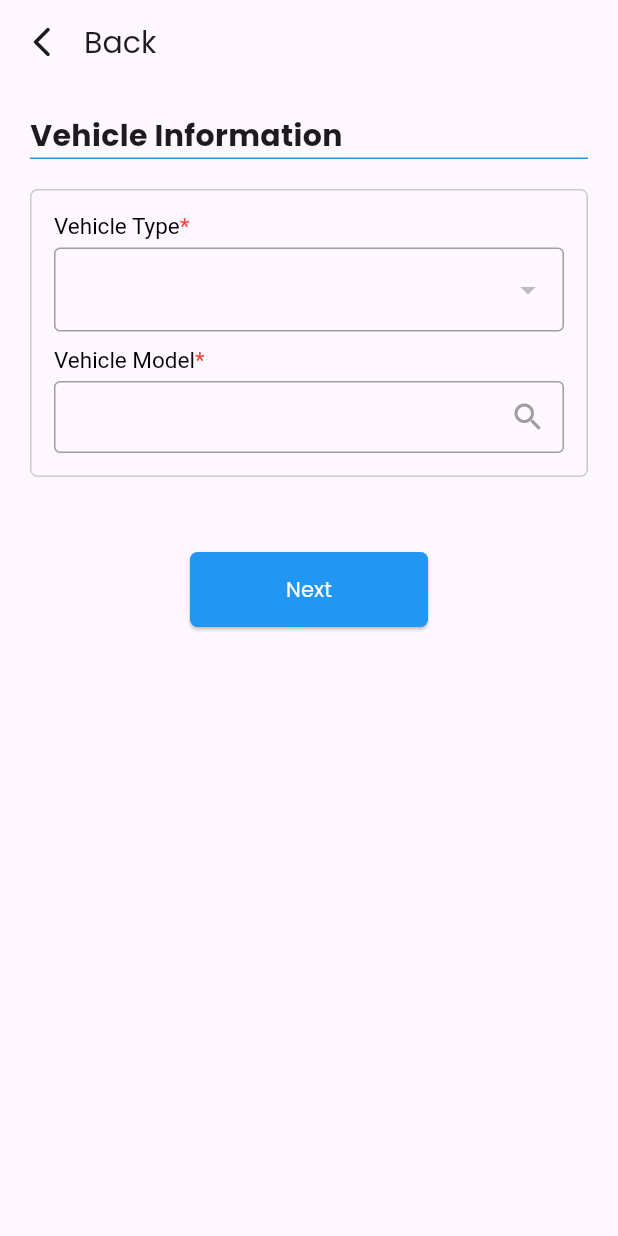
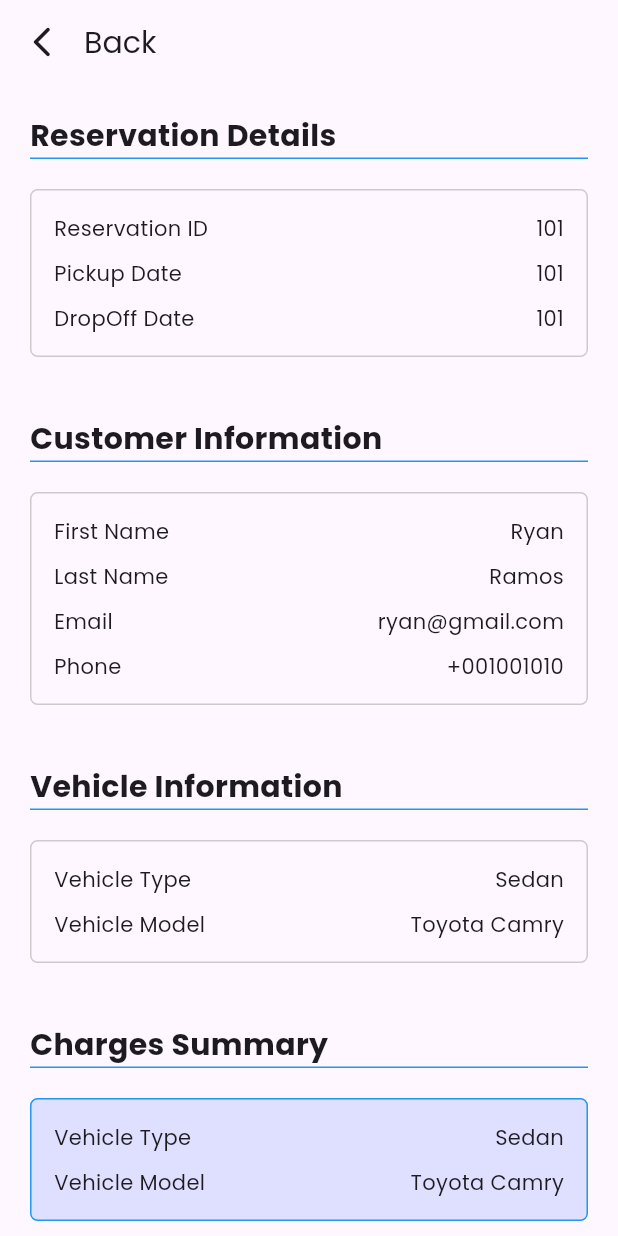
Before and after one commit to Saon00/nyntax-flutter-task, a Flutter app: the AdditionalChargesPage screen opened directly, after a tap on "Next", on a phone screen of 412 x 824 dp. Run offline on Flutter 3.47's test engine with Material 3 defaults, Android fonts, the phone set to English and light mode, and no system bars.

Commit message:
summary page ui added

```diff
--- a/lib/view/pages/additional_charges.dart
+++ b/lib/view/pages/additional_charges.dart
@@ -1,6 +1,6 @@
 import 'package:flutter/material.dart';
 import 'package:nyntaxfluttertask1/view/pages/constants.dart';
-import 'package:nyntaxfluttertask1/view/pages/vehicle_info_page.dart';
+import 'package:nyntaxfluttertask1/view/pages/summary_page.dart';
 import 'package:nyntaxfluttertask1/view/widgets/title_widget.dart';
 
 class AdditionalChargesPage extends StatefulWidget {
@@ -145,7 +145,7 @@ class _AdditionalChargesPageState extends State<AdditionalChargesPage> {
                   Navigator.push(
                       context,
                       MaterialPageRoute(
-                          builder: (builder) => const VehicleInfoPage()));
+                          builder: (builder) => const SummaryPage()));
                 },
                 child: Padding(
                   padding:
--- /dev/null
+++ b/lib/view/pages/summary_page.dart
@@ -0,0 +1,165 @@
+import 'package:flutter/material.dart';
+import 'package:nyntaxfluttertask1/view/pages/constants.dart';
+import 'package:nyntaxfluttertask1/view/widgets/title_widget.dart';
+
+class SummaryPage extends StatefulWidget {
+  const SummaryPage({super.key});
+
+  @override
+  State<SummaryPage> createState() => _SummaryPageState();
+}
+
+class _SummaryPageState extends State<SummaryPage> {
+  @override
+  Widget build(BuildContext context) {
+    return Scaffold(
+      appBar: AppBar(
+        titleSpacing: 0,
+        title: const Text(
+          'Back',
+          style: TextStyle(fontSize: 20),
+        ),
+        leading: IconButton(
+          icon: const Icon(Icons.arrow_back_ios_new_rounded),
+          onPressed: () {
+            Navigator.pop(context);
+          },
+        ),
+      ),
+      body: SingleChildScrollView(
+        child: Padding(
+          padding: const EdgeInsets.all(20.0),
+          child: Column(
+            children: [
+              // Reservation Details
+              const TitleWidget(titleText: 'Reservation Details'),
+              const SizedBox(height: 20),
+              // container
+              Container(
+                width: double.infinity,
+                decoration: BoxDecoration(
+                    borderRadius: BorderRadius.circular(5),
+                    border: Border.all(color: greyColor.withOpacity(.5))),
+                child: const Padding(
+                  padding: EdgeInsets.all(15.0),
+                  child: Column(
+                    children: [
+                      Row(
+                        mainAxisAlignment: MainAxisAlignment.spaceBetween,
+                        children: [Text('Reservation ID'), Text('101')],
+                      ),
+                      SizedBox(height: 10),
+                      Row(
+                        mainAxisAlignment: MainAxisAlignment.spaceBetween,
+                        children: [Text('Pickup Date'), Text('101')],
+                      ),
+                      SizedBox(height: 10),
+                      Row(
+                        mainAxisAlignment: MainAxisAlignment.spaceBetween,
+                        children: [Text('DropOff Date'), Text('101')],
+                      ),
+                    ],
+                  ),
+                ),
+              ),
+              const SizedBox(height: 40),
+
+              // Customer Information
+              const TitleWidget(titleText: 'Customer Information'),
+              const SizedBox(height: 20),
+              // container
+              Container(
+                width: double.infinity,
+                decoration: BoxDecoration(
+                    borderRadius: BorderRadius.circular(5),
+                    border: Border.all(color: greyColor.withOpacity(.5))),
+                child: const Padding(
+                  padding: EdgeInsets.all(15.0),
+                  child: Column(
+                    children: [
+                      Row(
+                        mainAxisAlignment: MainAxisAlignment.spaceBetween,
+                        children: [Text('First Name'), Text('Ryan')],
+                      ),
+                      SizedBox(height: 10),
+                      Row(
+                        mainAxisAlignment: MainAxisAlignment.spaceBetween,
+                        children: [Text('Last Name'), Text('Ramos')],
+                      ),
+                      SizedBox(height: 10),
+                      Row(
+                        mainAxisAlignment: MainAxisAlignment.spaceBetween,
+                        children: [Text('Email'), Text('ryan@gmail.com')],
+                      ),
+                      SizedBox(height: 10),
+                      Row(
+                        mainAxisAlignment: MainAxisAlignment.spaceBetween,
+                        children: [Text('Phone'), Text('+001001010')],
+                      ),
+                    ],
+                  ),
+                ),
+              ),
+              const SizedBox(height: 40),
+              // Vehicle Information
+              const TitleWidget(titleText: 'Vehicle Information'),
+              const SizedBox(height: 20),
+              // container
+              Container(
+                width: double.infinity,
+                decoration: BoxDecoration(
+                    borderRadius: BorderRadius.circular(5),
+                    border: Border.all(color: greyColor.withOpacity(.5))),
+                child: const Padding(
+                  padding: EdgeInsets.all(15.0),
+                  child: Column(
+                    children: [
+                      Row(
+                        mainAxisAlignment: MainAxisAlignment.spaceBetween,
+                        children: [Text('Vehicle Type'), Text('Sedan')],
+                      ),
+                      SizedBox(height: 10),
+                      Row(
+                        mainAxisAlignment: MainAxisAlignment.spaceBetween,
+                        children: [Text('Vehicle Model'), Text('Toyota Camry')],
+                      ),
+                    ],
+                  ),
+                ),
+              ),
+              const SizedBox(height: 40),
+              // Charges Summary
+              const TitleWidget(titleText: 'Charges Summary'),
+              const SizedBox(height: 20),
+              // container
+              Container(
+                width: double.infinity,
+                decoration: BoxDecoration(
+                    color: const Color(0xffdfdfff),
+                    borderRadius: BorderRadius.circular(5),
+                    border: Border.all(color: primaryBlue)),
+                child: const Padding(
+                  padding: EdgeInsets.all(15.0),
+                  child: Column(
+                    children: [
+                      Row(
+                        mainAxisAlignment: MainAxisAlignment.spaceBetween,
+                        children: [Text('Vehicle Type'), Text('Sedan')],
+                      ),
+                      SizedBox(height: 10),
+                      Row(
+                        mainAxisAlignment: MainAxisAlignment.spaceBetween,
+                        children: [Text('Vehicle Model'), Text('Toyota Camry')],
+                      ),
+                    ],
+                  ),
+                ),
+              ),
+              const SizedBox(height: 40),
+            ],
+          ),
+        ),
+      ),
+    );
+  }
+}
--- a/lib/view/pages/vehicle_info_page.dart
+++ b/lib/view/pages/vehicle_info_page.dart
@@ -1,9 +1,4 @@
-import 'dart:convert';
-import 'dart:io';
-
 import 'package:flutter/material.dart';
-import 'package:nyntaxfluttertask1/controller/network.dart';
-import 'package:nyntaxfluttertask1/model/car_rent_model.dart';
 import 'package:nyntaxfluttertask1/view/pages/additional_charges.dart';
 import 'package:nyntaxfluttertask1/view/pages/constants.dart';
 import 'package:nyntaxfluttertask1/view/widgets/title_widget.dart';
```
